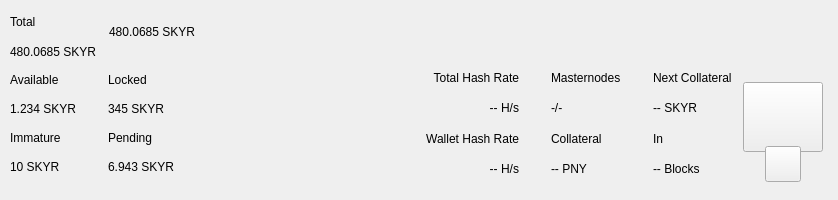
SkynetResearchProject/Skyrcoin, file src/qt/pivx/forms/topbar.ui: the form before one commit.
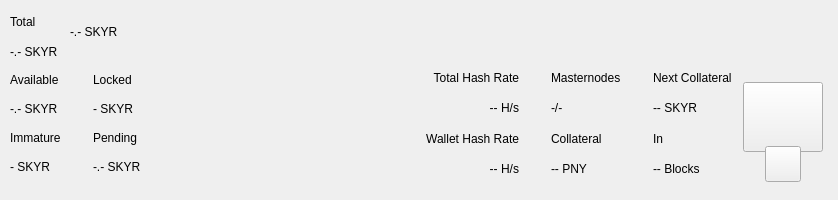
The form after the commit. Custom widgets are drawn as their Qt base class.

Commit message: [GUI] changes default values on toolbar

The edit to the form file:
```diff
--- a/src/qt/pivx/forms/topbar.ui
+++ b/src/qt/pivx/forms/topbar.ui
@@ -119,7 +119,7 @@
               <item>
                <widget class="QLabel" name="labelAmountPiv">
                 <property name="text">
-                 <string notr="true">480.0685 SKYR</string>
+                 <string notr="true">-.- SKYR</string>
                 </property>
                </widget>
               </item>
@@ -162,7 +162,7 @@
                  <string notr="true">padding:0px;margin:0px;</string>
                 </property>
                 <property name="text">
-                 <string notr="true">480.0685 SKYR</string>
+                 <string notr="true">-.- SKYR</string>
                 </property>
                </widget>
               </item>
@@ -472,7 +472,7 @@
                  <item>
                   <widget class="QLabel" name="labelAvailablePiv">
                    <property name="text">
-                    <string>1.234 SKYR</string>
+                    <string>-.- SKYR</string>
                    </property>
                   </widget>
                  </item>
@@ -486,7 +486,7 @@
                  <item>
                   <widget class="QLabel" name="labelImmaturePiv">
                    <property name="text">
-                    <string notr="true">10 SKYR</string>
+                    <string notr="true">- SKYR</string>
                    </property>
                   </widget>
                  </item>
@@ -507,7 +507,7 @@
                  <item>
                   <widget class="QLabel" name="labelLockedPiv">
                    <property name="text">
-                    <string>345 SKYR</string>
+                    <string>- SKYR</string>
                    </property>
                   </widget>
                  </item>
@@ -521,7 +521,7 @@
                  <item>
                   <widget class="QLabel" name="labelPendingPiv">
                    <property name="text">
-                    <string notr="true">6.943 SKYR</string>
+                    <string notr="true">-.- SKYR</string>
                    </property>
                   </widget>
                  </item>
```
